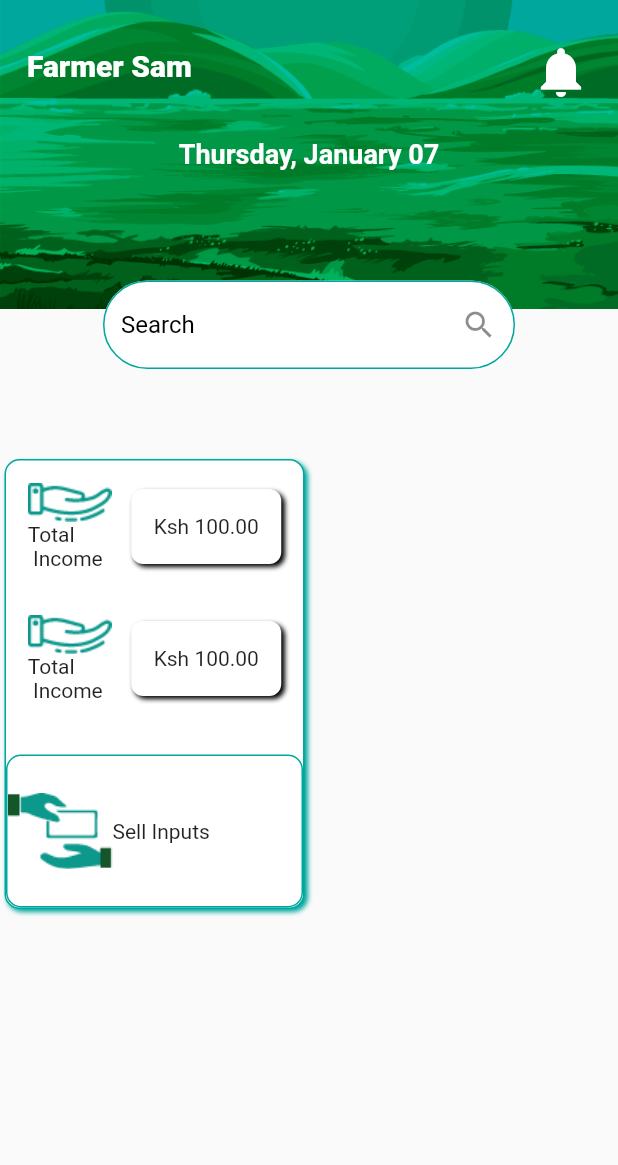
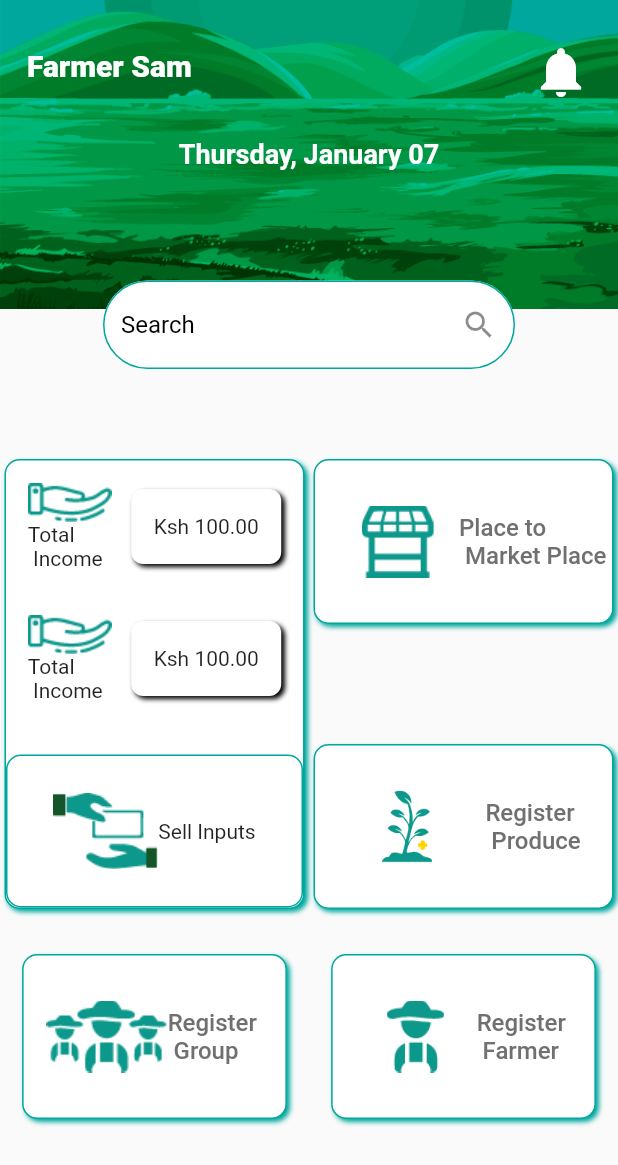
Before and after one commit to amshelhack3r/agin_agriview, a Flutter app: the DashboardPage screen opened by its route, on a phone screen of 412 x 824 dp. Shown: the top 1165 px of the screen. Run offline on Flutter 3.47's test engine with Material 2 defaults, Android fonts, the phone set to English and light mode, and no system bars; our stand-ins replace flutter_datetime_picker, flutter_spinkit, image_picker; missing offline and left inert: sms_otp_auto_verify.

Commit message:
finish up dashboard

```diff
--- a/lib/pages/revamp/dashboard.dart
+++ b/lib/pages/revamp/dashboard.dart
@@ -1,4 +1,6 @@
 import 'package:flutter/material.dart';
+
+import '../../utils/hex_color.dart';
 
 class DashboardPage extends StatefulWidget {
   DashboardPage({Key key}) : super(key: key);
@@ -20,8 +22,27 @@ class _DashboardPageState extends State<DashboardPage> {
           ),
           Row(
             mainAxisAlignment: MainAxisAlignment.spaceAround,
+            children: [_buildLeftContainer(), _buildRightContainer()],
+          ),
+          SizedBox(
+            height: 30,
+          ),
+          Row(
+            mainAxisAlignment: MainAxisAlignment.spaceAround,
             children: [
-              Container(
+              buildCard("assets/images/register_group.png", "Register \n Group",
+                  () {}),
+              buildCard("assets/images/register_farmer.png",
+                  "Register \n Farmer", () {}),
+            ],
+          )
+        ],
+      ),
+    ));
+  }
+
+  _buildLeftContainer() {
+    return Container(
       width: 200,
       height: 300,
       decoration: BoxDecoration(
@@ -31,8 +52,7 @@ class _DashboardPageState extends State<DashboardPage> {
               color: Theme.of(context).primaryColor,
               blurRadius: 2.0,
               spreadRadius: 0.0,
-                        offset:
-                            Offset(2.0, 2.0), // shadow direction: bottom right
+              offset: Offset(2.0, 2.0), // shadow direction: bottom right
             )
           ],
           borderRadius: BorderRadius.circular(10.0),
@@ -40,8 +60,7 @@ class _DashboardPageState extends State<DashboardPage> {
       child: Column(
         children: [
           Padding(
-                      padding: const EdgeInsets.symmetric(
-                          horizontal: 8, vertical: 15),
+            padding: const EdgeInsets.symmetric(horizontal: 8, vertical: 15),
             child: Row(
               mainAxisAlignment: MainAxisAlignment.spaceAround,
               children: [
@@ -64,8 +83,8 @@ class _DashboardPageState extends State<DashboardPage> {
                         color: Colors.black,
                         blurRadius: 2.0,
                         spreadRadius: 0.0,
-                                  offset: Offset(2.0,
-                                      2.0), // shadow direction: bottom right
+                        offset:
+                            Offset(2.0, 2.0), // shadow direction: bottom right
                       )
                     ],
                   ),
@@ -75,8 +94,7 @@ class _DashboardPageState extends State<DashboardPage> {
             ),
           ),
           Padding(
-                      padding: const EdgeInsets.symmetric(
-                          horizontal: 8, vertical: 15),
+            padding: const EdgeInsets.symmetric(horizontal: 8, vertical: 15),
             child: Row(
               mainAxisAlignment: MainAxisAlignment.spaceAround,
               children: [
@@ -99,8 +117,8 @@ class _DashboardPageState extends State<DashboardPage> {
                         color: Colors.black,
                         blurRadius: 2.0,
                         spreadRadius: 0.0,
-                                  offset: Offset(2.0,
-                                      2.0), // shadow direction: bottom right
+                        offset:
+                            Offset(2.0, 2.0), // shadow direction: bottom right
                       )
                     ],
                   ),
@@ -117,10 +135,10 @@ class _DashboardPageState extends State<DashboardPage> {
             alignment: Alignment.center,
             width: double.infinity,
             decoration: BoxDecoration(
-                          border:
-                              Border.all(color: Theme.of(context).primaryColor),
+                border: Border.all(color: Theme.of(context).primaryColor),
                 borderRadius: BorderRadius.circular(10.0)),
             child: Row(
+              mainAxisAlignment: MainAxisAlignment.center,
               children: [
                 Image.asset("assets/images/sell_input.png"),
                 Text("Sell Inputs"),
@@ -129,16 +147,23 @@ class _DashboardPageState extends State<DashboardPage> {
           ))
         ],
       ),
-              ),
-              Container(
+    );
+  }
+
+  _buildRightContainer() {
+    return Container(
       width: 200,
       height: 300,
-              )
-            ],
-          )
+      child: Column(
+        mainAxisAlignment: MainAxisAlignment.spaceBetween,
+        children: [
+          buildCard("assets/images/place_market.png",
+              "Place to \n Market Place", () {}),
+          buildCard("assets/images/register_produce.png", "Register \n Produce",
+              () {}),
         ],
       ),
-    ));
+    );
   }
 
   _buildHeader() {
@@ -209,4 +234,45 @@ class _DashboardPageState extends State<DashboardPage> {
       ),
     );
   }
+
+  buildCard(String imageString, String title, Function onTap) {
+    return GestureDetector(
+      onTap: onTap,
+      child: Container(
+        padding: const EdgeInsets.symmetric(horizontal: 15, vertical: 30),
+        // width: double.maxFinite,
+        decoration: BoxDecoration(
+          color: Colors.white,
+          boxShadow: [
+            BoxShadow(
+              color: Theme.of(context).primaryColor,
+              blurRadius: 2.0,
+              spreadRadius: 0.0,
+              offset: Offset(2.0, 2.0), // shadow direction: bottom right
+            )
+          ],
+          border: Border.all(color: Theme.of(context).primaryColor),
+          borderRadius: BorderRadius.circular(10),
+        ),
+        child: Row(
+          mainAxisAlignment: MainAxisAlignment.spaceAround,
+          crossAxisAlignment: CrossAxisAlignment.center,
+          children: [
+            Image.asset(
+              imageString,
+              width: 81,
+              height: 48,
+            ),
+            Text(
+              title,
+              style: TextStyle(
+                  color: HexColor("#707070"),
+                  fontSize: 16,
+                  fontWeight: FontWeight.w500),
+            )
+          ],
+        ),
+      ),
+    );
   }
+}
```
Also changed, not shown: assets/images/place_market.png (renamed from assets/images/Group 430@2x.png), assets/images/register_farmer.png (added), assets/images/register_group.png (added), assets/images/register_produce.png (added). Lines whose indentation alone changed are shown as unchanged.
